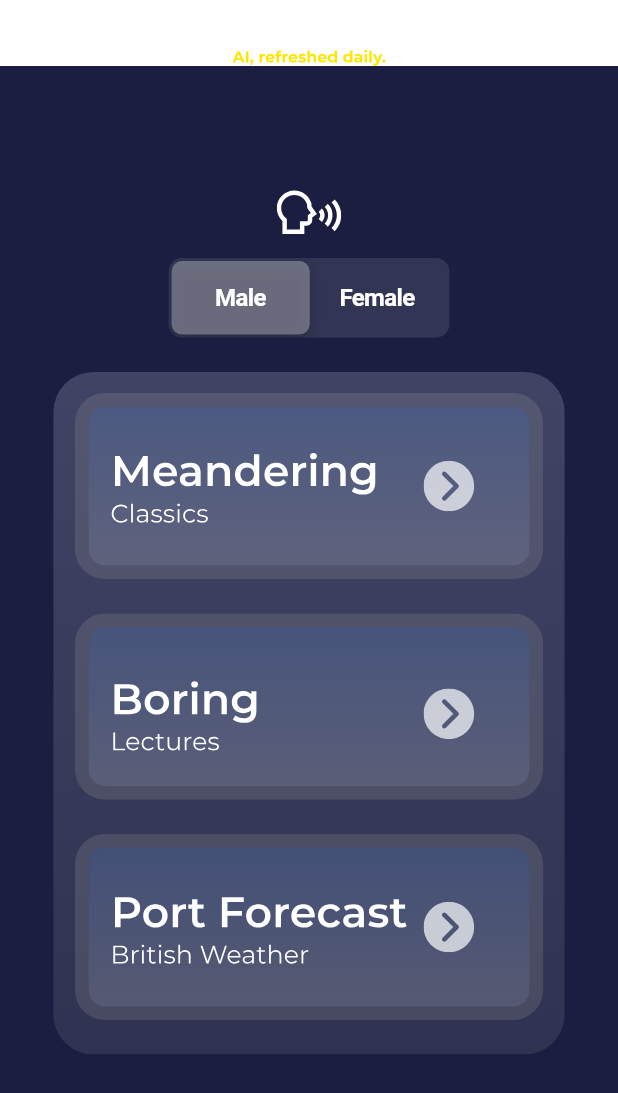
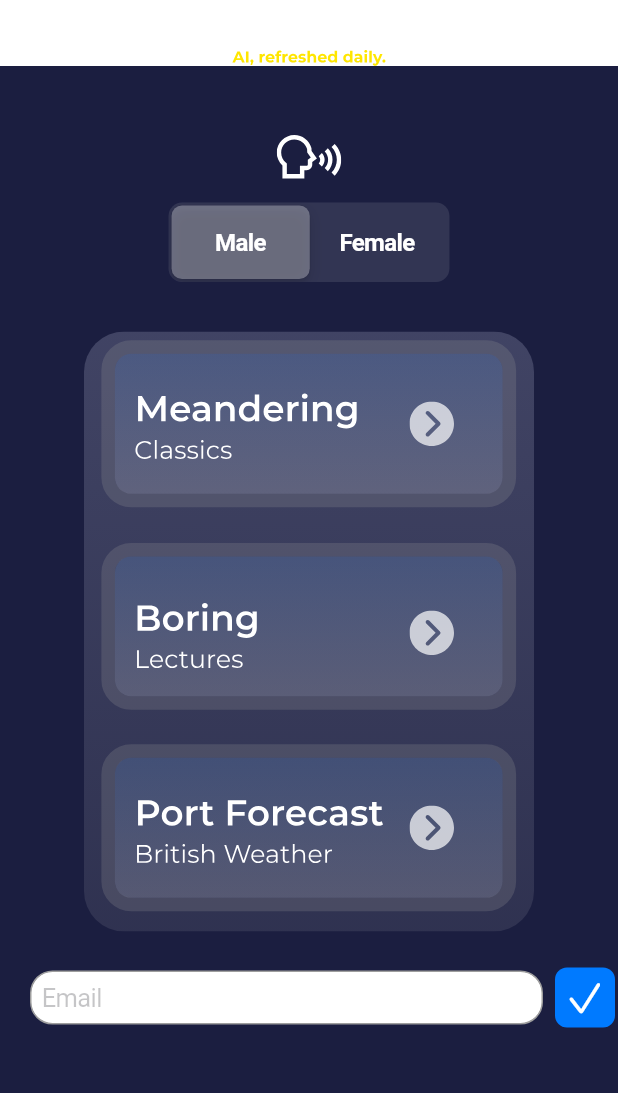
Before and after one commit to meanderingsleep/meandering-app, a Flutter app: the screen it shows after launch, on a phone screen of 412 x 824 dp. Shown: the top 1093 px of the screen. Run offline on Flutter 3.47's test engine with Material 3 defaults, Android fonts, the phone set to English and light mode, and no system bars; our stand-ins replace email_validator, firebase_core, firebase_crashlytics, flutter_dotenv, flutter_svg, just_audio and 2 more; missing offline and left inert: audio_session; accounts and stored records are empty.

Commit message:
Added rudimentary email signup field and submit button

```diff
--- a/sleepless_app/lib/home_screen.dart
+++ b/sleepless_app/lib/home_screen.dart
@@ -3,6 +3,7 @@ import 'package:flutter/cupertino.dart';
 import "common.dart";
 import 'package:flutter_svg/flutter_svg.dart';
 import 'package:sleepless_app/play_screen.dart';
+import 'package:email_validator/email_validator.dart';
 
 class HomeScreen extends StatefulWidget {
   const HomeScreen({super.key});
@@ -10,11 +11,48 @@ class HomeScreen extends StatefulWidget {
   @override
   State<HomeScreen> createState() => _HomeScreenState();
 }
+class CupertinoTextFieldExample extends StatefulWidget {
+  const CupertinoTextFieldExample({super.key});
+
+  @override
+  State<CupertinoTextFieldExample> createState() =>
+      _CupertinoTextFieldExampleState();
+}
+
+class _CupertinoTextFieldExampleState extends State<CupertinoTextFieldExample> {
+  late TextEditingController _textController;
+
+  @override
+  void initState() {
+    super.initState();
+    _textController = TextEditingController(text: 'initial text');
+  }
+
+  @override
+  void dispose() {
+    _textController.dispose();
+    super.dispose();
+  }
+
+  @override
+  Widget build(BuildContext context) {
+    return CupertinoPageScaffold(
+      navigationBar: const CupertinoNavigationBar(
+        middle: Text('CupertinoTextField Sample'),
+      ),
+      child: Center(
+        child: CupertinoTextField(
+          controller: _textController,
+        ),
+      ),
+    );
+  }
+}
 
 class _HomeScreenState extends State<HomeScreen> {
   String? _selectedGender = 'male';
   String? _selectedStory = 'classic';
-
+  final formKey = GlobalKey<FormState>();
   @override
   Widget build(BuildContext context) {
     return CupertinoPageScaffold(
@@ -27,12 +65,14 @@ class _HomeScreenState extends State<HomeScreen> {
       child: Container(
         constraints: const BoxConstraints.expand(),
         decoration: screenDecoration,
+        child: SafeArea (
+          child: SingleChildScrollView (
             child: Column(
               mainAxisAlignment: MainAxisAlignment.center,
               crossAxisAlignment: CrossAxisAlignment.center,
               children: [
                 Padding(
-                padding: EdgeInsets.all(15.0),
+                    padding: EdgeInsets.only(top: 45.0, bottom: 15),
                     child: SvgPicture.asset('assets/images/speakingicon.svg')
                 ),
                 Padding(
@@ -84,7 +124,7 @@ class _HomeScreenState extends State<HomeScreen> {
                     children: <Widget>[
                       Container(
                         padding: const EdgeInsets.symmetric(
-                        horizontal: 25.0, vertical: 10.0),
+                            horizontal: 25.0, vertical: 20.0),
                         child: SvgPicture.asset(
                             'assets/images/buttoncontainer.svg'),
                       ),
@@ -139,7 +179,57 @@ class _HomeScreenState extends State<HomeScreen> {
                       )
                     ]
                 ),
+                Row(
+                  children: [
+                    Expanded (
+                      child: Form(
+                        key: formKey,
+                        child: CupertinoTextFormFieldRow(
+                          placeholder: 'Email',
+                          autovalidateMode: AutovalidateMode.onUserInteraction,
+                          validator: (email) =>
+                          email != null && !EmailValidator.validate(email)
+                              ? 'Enter a valid email'
+                              : null,
+                          decoration: BoxDecoration(
+                            color: Colors.white, // Set the background color to white
+                            border: Border.all(
+                              color: Colors.grey, // Optional: Set border color
+                              width: 1.0, // Optional: Set border width
+                            ),
+                            borderRadius: BorderRadius.circular(15.0), // Optional: Set border radius
+                          ),
+                        ),
+                      ),
+                    ),
+                    CupertinoButton(
+                      padding: EdgeInsets.zero,  // Minimize padding
+                      child: Container(
+                        width: 40,  // Define a fixed width
+                        height: 40,  // Define a fixed height to make it square
+                        alignment: Alignment.center,
+                        decoration: BoxDecoration(
+                          color: CupertinoColors.activeBlue,  // Background color
+                          borderRadius: BorderRadius.circular(8),  // Rounded corners
+                        ),
+                        child: Icon(
+                          CupertinoIcons.check_mark,  // Icon instead of text
+                          size: 28,
+                          color: CupertinoColors.white,
+                        ),
+                      ),
+                      onPressed: () {
+                        final FormState? form = formKey.currentState;
+                        if (form != null && form.validate()) {
+                          print('Form Valid');
+                        }
+                      },
+                    )
+                  ]
+                ),
               ],
+            ),
+          ),
         ),
       ),
     );
--- a/sleepless_app/pubspec.yaml
+++ b/sleepless_app/pubspec.yaml
@@ -28,6 +28,8 @@ dependencies:
   firebase_core: ^2.30.0
   firebase_analytics: ^10.10.2
   firebase_crashlytics: ^3.5.2
+  email_validator: ^2.1.17
+  fluttertoast: ^8.2.5
 
 dev_dependencies:
   flutter_test:
```
Also changed, not shown: sleepless_app/assets/images/boringbutton.svg, sleepless_app/assets/images/buttoncontainer.svg, sleepless_app/assets/images/meanderingbutton.svg, sleepless_app/assets/images/portbutton.svg. Lines whose indentation alone changed are shown as unchanged.
